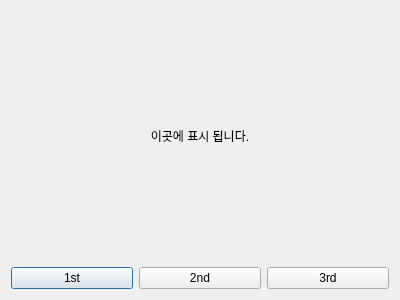
Before: the Qt Designer form PyQt_Examples/2_Signal_Slots/ui.ui in ChalieJ/PyQt_Example, drawn with Qt 5.
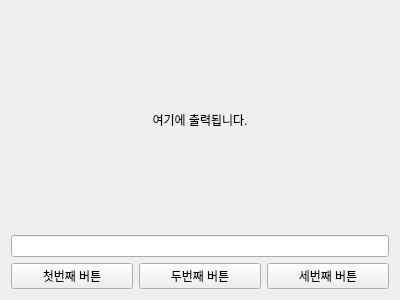
After: the same form once the commit is applied.

Diff of the .ui file:
```diff
--- a/PyQt_Examples/2_Signal_Slots/ui.ui
+++ b/PyQt_Examples/2_Signal_Slots/ui.ui
@@ -19,37 +19,49 @@
      <property name="minimumSize">
       <size>
        <width>0</width>
-       <height>227</height>
+       <height>200</height>
       </size>
      </property>
      <property name="text">
-      <string>이곳에 표시 됩니다.</string>
+      <string>여기에 출력됩니다.</string>
      </property>
      <property name="alignment">
       <set>Qt::AlignCenter</set>
      </property>
     </widget>
    </item>
+   <item>
+    <widget class="QLineEdit" name="lineEdit"/>
+   </item>
    <item>
     <layout class="QHBoxLayout" name="horizontalLayout">
      <item>
       <widget class="QPushButton" name="pushButton">
        <property name="text">
-        <string>1st</string>
+        <string>첫번째 버튼</string>
+       </property>
+       <property name="autoDefault">
+        <bool>false</bool>
        </property>
       </widget>
      </item>
      <item>
       <widget class="QPushButton" name="pushButton_2">
        <property name="text">
-        <string>2nd</string>
+        <string>두번째 버튼</string>
+       </property>
+       <property name="autoDefault">
+        <bool>false</bool>
        </property>
       </widget>
      </item>
      <item>
       <widget class="QPushButton" name="pushButton_3">
        <property name="text">
-        <string>3rd</string>
+        <string>세번째 버튼</string>
+       </property>
+       <property name="autoDefault">
+        <bool>false</bool>
        </property>
       </widget>
      </item>
```
Left out of the diff: 40 changed lines with no effect on the pictures.
